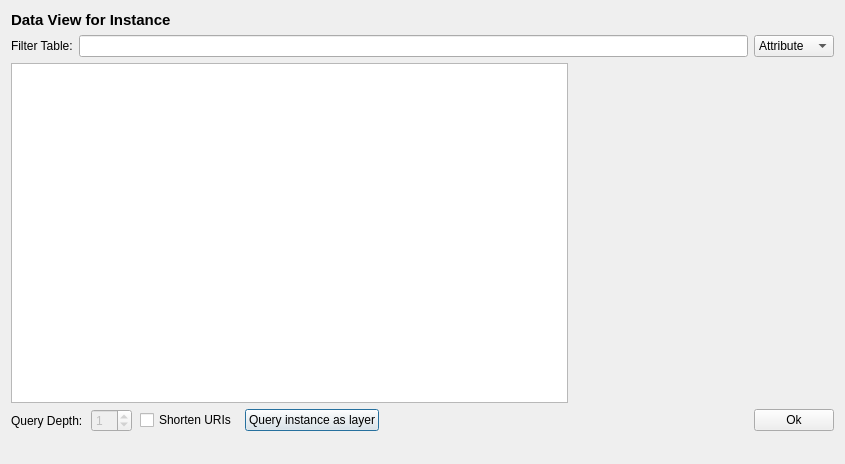
First picture: the form in dialogs/ui/instancedatadialog.ui, repository sparqlunicorn/sparqlunicornGoesGIS, before the edit.
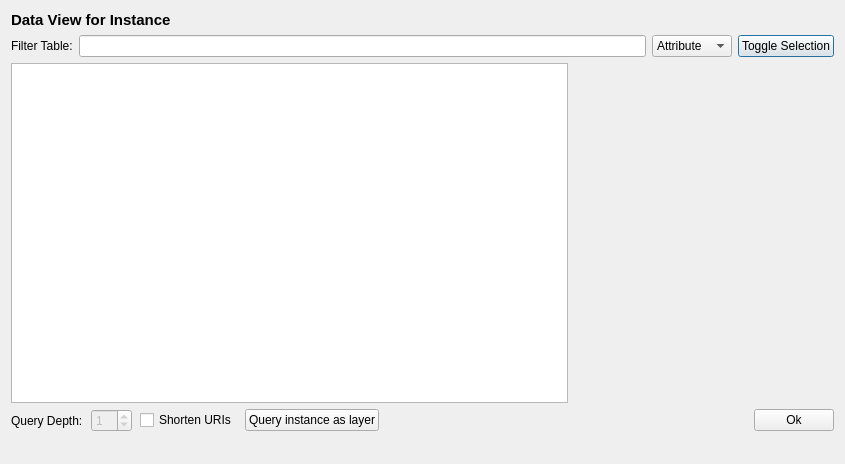
Second picture: the form after the edit. Custom widgets are drawn as their Qt base class.

Commit message: Added toggle selection button to data dialogs

Patch:
```diff
--- a/dialogs/ui/instancedatadialog.ui
+++ b/dialogs/ui/instancedatadialog.ui
@@ -83,6 +83,13 @@
        </item>
       </widget>
      </item>
+     <item>
+      <widget class="QPushButton" name="toggleSelectionButton">
+       <property name="text">
+        <string>Toggle Selection</string>
+       </property>
+      </widget>
+     </item>
     </layout>
    </item>
    <item>
```
The commit also changes 3 other files.
